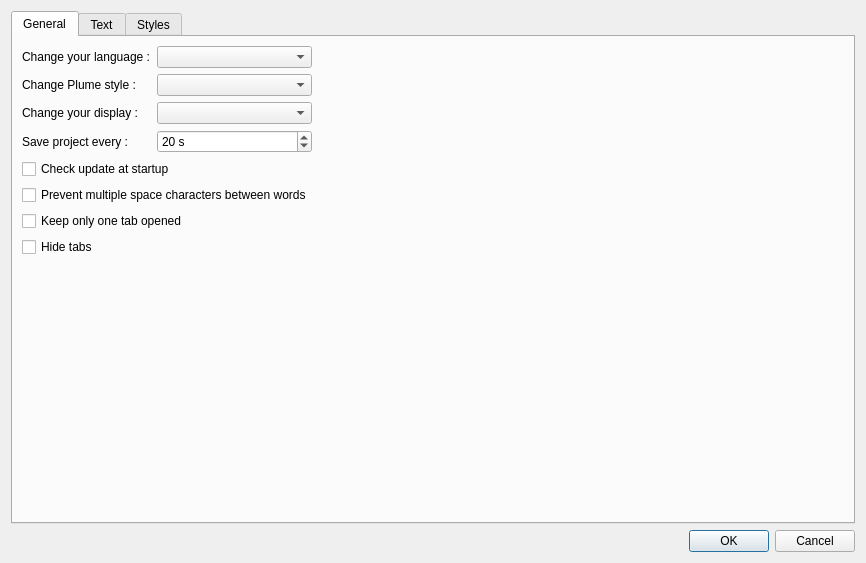
This is settingsdialog.ui in inniyah/plume-creator as Qt 5 draws it before an edit. The edited form follows.
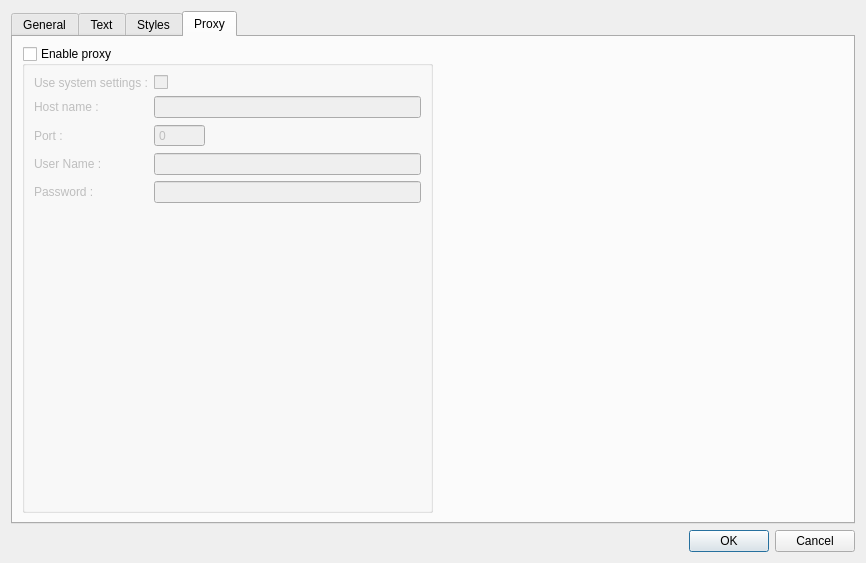
This is the edited form. The open tabs and pages were chosen to show the change. Icons and pictures are not drawn.

Commit message: 0.57.2 : add proxy settings for updater

```diff
--- a/settingsdialog.ui
+++ b/settingsdialog.ui
@@ -698,6 +698,118 @@
        </item>
       </layout>
      </widget>
+     <widget class="QWidget" name="proxyTab">
+      <attribute name="title">
+       <string>Proxy</string>
+      </attribute>
+      <layout class="QGridLayout" name="gridLayout_10">
+       <item row="0" column="0">
+        <widget class="QGroupBox" name="proxyBox">
+         <property name="title">
+          <string>Enable proxy</string>
+         </property>
+         <property name="checkable">
+          <bool>true</bool>
+         </property>
+         <property name="checked">
+          <bool>false</bool>
+         </property>
+         <layout class="QHBoxLayout" name="horizontalLayout_3">
+          <item>
+           <layout class="QFormLayout" name="formLayout_5">
+            <property name="fieldGrowthPolicy">
+             <enum>QFormLayout::ExpandingFieldsGrow</enum>
+            </property>
+            <item row="1" column="0">
+             <widget class="QLabel" name="proxyHostNameLabel">
+              <property name="text">
+               <string>Host name :</string>
+              </property>
+             </widget>
+            </item>
+            <item row="1" column="1">
+             <widget class="QLineEdit" name="proxyHostNameLineEdit"/>
+            </item>
+            <item row="2" column="0">
+             <widget class="QLabel" name="proxyPortLabel">
+              <property name="text">
+               <string>Port :</string>
+              </property>
+             </widget>
+            </item>
+            <item row="3" column="0">
+             <widget class="QLabel" name="proxyUserNameLabel">
+              <property name="text">
+               <string>User Name :</string>
+              </property>
+             </widget>
+            </item>
+            <item row="3" column="1">
+             <widget class="QLineEdit" name="proxyUserNameLineEdit"/>
+            </item>
+            <item row="4" column="0">
+             <widget class="QLabel" name="proxyPasswordLabel">
+              <property name="text">
+               <string>Password :</string>
+              </property>
+             </widget>
+            </item>
+            <item row="4" column="1">
+             <widget class="QLineEdit" name="proxyPasswordLineEdit">
+              <property name="inputMask">
+               <string notr="true"/>
+              </property>
+              <property name="text">
+               <string notr="true"/>
+              </property>
+              <property name="echoMode">
+               <enum>QLineEdit::Password</enum>
+              </property>
+             </widget>
+            </item>
+            <item row="2" column="1">
+             <widget class="QDoubleSpinBox" name="proxyPortSpinBox">
+              <property name="buttonSymbols">
+               <enum>QAbstractSpinBox::NoButtons</enum>
+              </property>
+              <property name="decimals">
+               <number>0</number>
+              </property>
+              <property name="maximum">
+               <double>9999999.000000000000000</double>
+              </property>
+             </widget>
+            </item>
+            <item row="0" column="0">
+             <widget class="QLabel" name="proxySystemSettingsLabel">
+              <property name="text">
+               <string>Use system settings :</string>
+              </property>
+             </widget>
+            </item>
+            <item row="0" column="1">
+             <widget class="QCheckBox" name="proxySystemSettingsCheckBox"/>
+            </item>
+           </layout>
+          </item>
+         </layout>
+        </widget>
+       </item>
+       <item row="0" column="1">
+        <spacer name="horizontalSpacer_5">
+         <property name="orientation">
+          <enum>Qt::Horizontal</enum>
+         </property>
+         <property name="sizeHint" stdset="0">
+          <size>
+           <width>40</width>
+           <height>20</height>
+          </size>
+         </property>
+        </spacer>
+       </item>
+      </layout>
+     </widget>
     </widget>
    </item>
    <item row="1" column="0">
```
Left out of the diff: 146 changed lines with no effect on the pictures. The commit also changes 4 other files.
